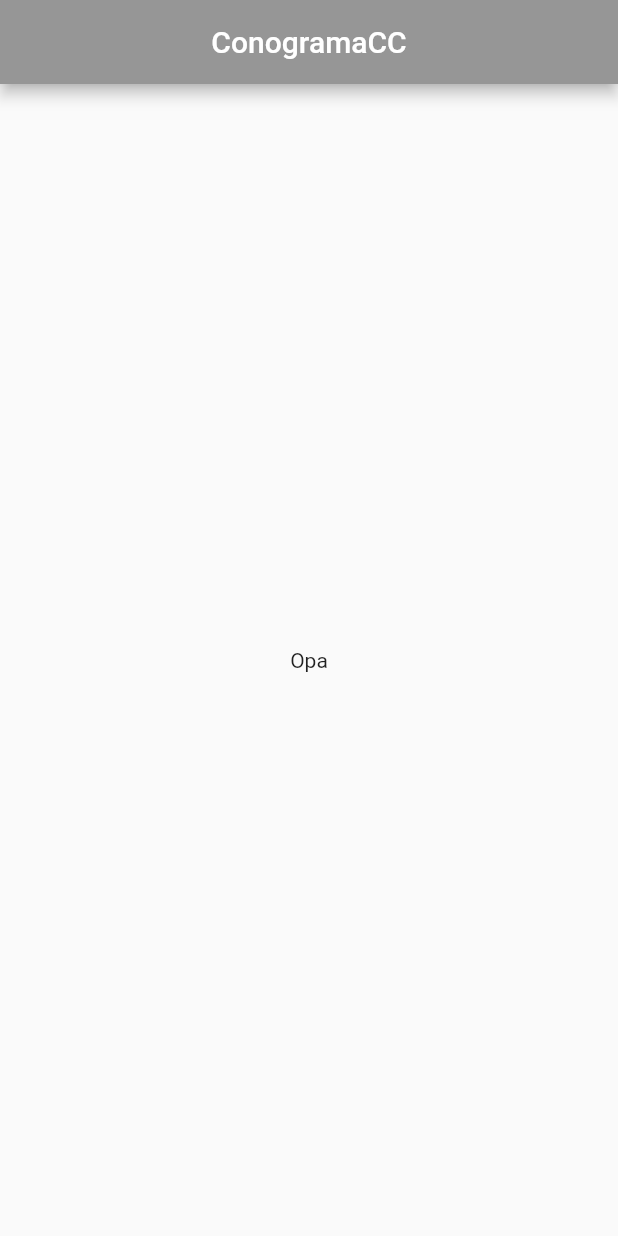
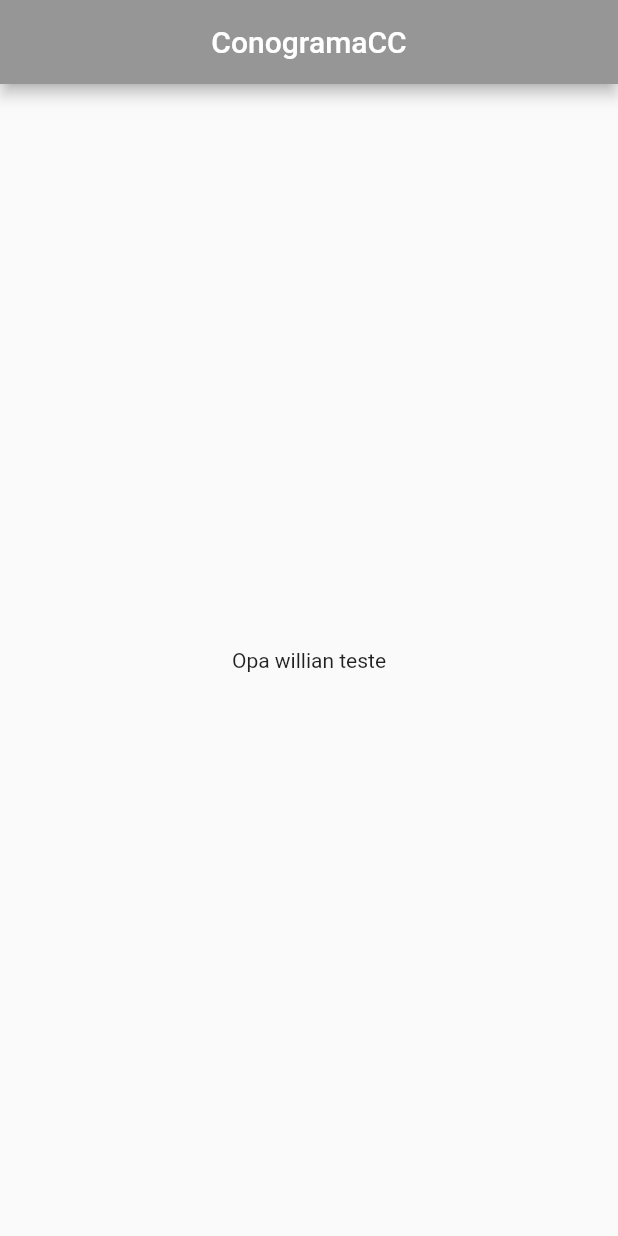
Before and after one commit to willianmarquesfsa/flutterapp, a Flutter app: the screen it shows after launch, on a phone screen of 412 x 824 dp. Run offline on Flutter 3.47's test engine with Material 2 defaults, Android fonts, the phone set to English and light mode, and no system bars.

Commit message:
vertao 1.005

```diff
--- a/lib/pages/home.dart
+++ b/lib/pages/home.dart
@@ -7,7 +7,7 @@ class HomePage extends StatelessWidget{
   @override
    Widget build(BuildContext context){
      final content = Center(
-                     child: Text("Opa"),
+                     child: Text("Opa willian teste"),
                      );
      return Layout.getContent(context, content);
    }
```
Also changed, not shown: lib/pages/about.dart (+14 -1 lines), 1 other file.
